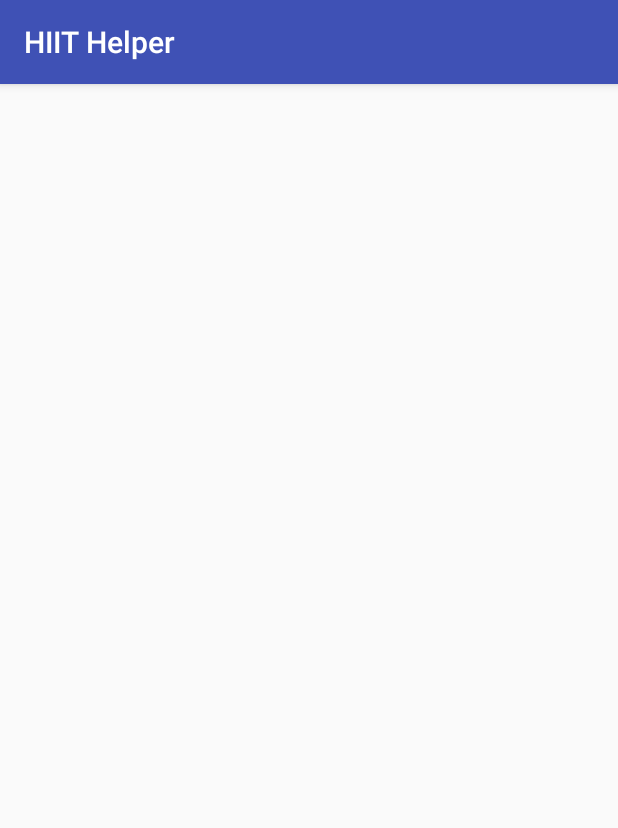
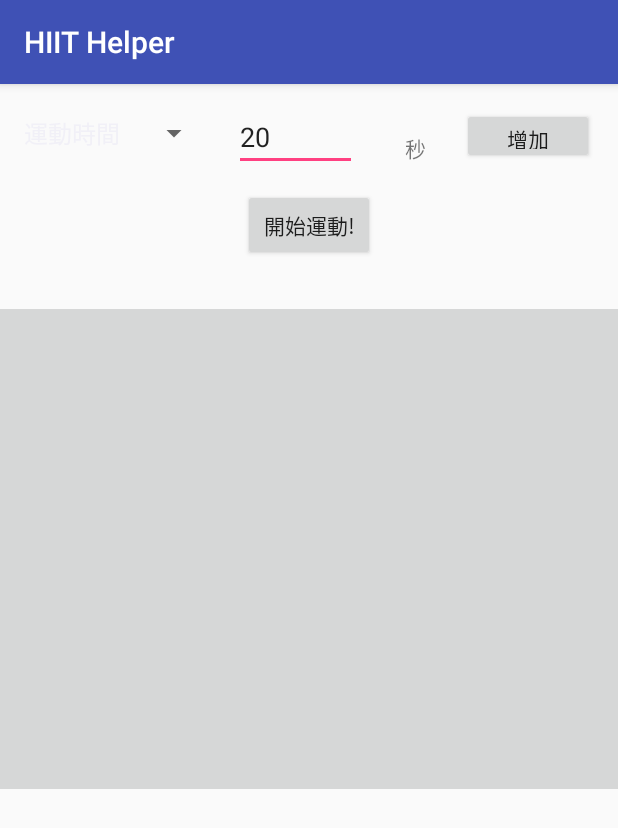
Before and after one commit to evolution9502/HIIT-Helper, an Android app: the DiffTimeSettingActivity screen opened directly, with no data from a screen before it, on a phone screen of 412 x 824 dp. Shown: the top 828 px of the screen. Run offline under Robolectric (Android 15) with nearby library versions, the phone set to English and light mode, and no system bars.

Commit message:
Update0.6

```diff
--- a/app/build.gradle
+++ b/app/build.gradle
@@ -7,7 +7,7 @@ android {
         minSdkVersion 19
         targetSdkVersion 26
         versionCode 1
-        versionName "0.5"
+        versionName "0.6"
         testInstrumentationRunner "android.support.test.runner.AndroidJUnitRunner"
     }
     applicationVariants.all { variant ->
--- a/app/src/main/java/com/example/evolu/hiithelper/DiffTimeSettingActivity.java
+++ b/app/src/main/java/com/example/evolu/hiithelper/DiffTimeSettingActivity.java
@@ -2,20 +2,81 @@ package com.example.evolu.hiithelper;
 
 import android.support.v7.app.AppCompatActivity;
 import android.os.Bundle;
+import android.util.Log;
 import android.view.View;
+import android.widget.AdapterView;
+import android.widget.ArrayAdapter;
 import android.widget.Button;
 import android.widget.EditText;
+import android.widget.ListView;
+import android.widget.Spinner;
 
+import java.util.ArrayList;
+import java.util.HashMap;
 import java.util.List;
 import java.util.Map;
 
 public class DiffTimeSettingActivity extends AppCompatActivity {
-    List<Map> moves;
+    private Spinner spinner;
+    private ListView addedMovesView;
+    private Button add_move, start_exercise;
+    private EditText timeInput;
+    protected ArrayList<String> list, originalSpeakerList;
+    private ArrayAdapter<String> spinnerAdapter, movesAdapter;
+    private ArrayList<String> moves;
 
     @Override
     protected void onCreate(Bundle savedInstanceState) {
         super.onCreate(savedInstanceState);
         setContentView(R.layout.activity_diff_time_setting);
+        addedMovesView = findViewById(R.id.move_list);
+        moves = new ArrayList<String>();
+        spinner = (Spinner) findViewById(R.id.sp_move_type);
+        initialDeviceAdapter();
+        timeInput = findViewById(R.id.et_move_time);
+        add_move = findViewById(R.id.btn_add_move);
+        add_move.setOnClickListener(new View.OnClickListener() {
+            @Override
+            public void onClick(View v) {
+                addMoves();
+            }
+        });
+    }
 
+
+    private void initialDeviceAdapter() {
+        //create arraylist
+        list = new ArrayList<String>();
+        list.add(getResources().getString(R.string.exercise_move));
+        list.add(getResources().getString(R.string.rest_move));
+        list.add(getResources().getString(R.string.prepare_move));
+        list.add(getResources().getString(R.string.calm_move));
+        //create adapter (Context，layout，List<>)
+        spinnerAdapter = new ArrayAdapter<String>(getApplicationContext(), android.R.layout.simple_spinner_item, list);
+        movesAdapter = new ArrayAdapter<String>(getApplicationContext(), android.R.layout.simple_list_item_1, moves);
+        //set Adapter to Spinner
+        spinner.setAdapter(spinnerAdapter);
+        addedMovesView.setAdapter(movesAdapter);
+//        spinner.setOnItemSelectedListener(new AdapterView.OnItemSelectedListener() {
+//            @Override
+//            public void onItemSelected(AdapterView<?> parent, View view, int position, long id) {
+//                try {
+//                    if (spinner.getSelectedItem().toString().contains("Direct")) {
+//
+//                    } else {
+//
+//                    }
+//                } catch (NullPointerException e) {
+//                }
+//            }
+//
+//            @Override
+//            public void onNothingSelected(AdapterView<?> parent) {}
+//        });
+    }
+
+    public void addMoves() {
+        moves.add(spinner.getSelectedItem().toString()+":"+timeInput.getText().toString()+"秒");
+        movesAdapter.notifyDataSetChanged();
     }
 }
--- a/app/src/main/java/com/example/evolu/hiithelper/MainActivity.java
+++ b/app/src/main/java/com/example/evolu/hiithelper/MainActivity.java
@@ -26,9 +26,9 @@ public class MainActivity extends AppCompatActivity {
         toDiffTimer.setOnClickListener(new View.OnClickListener() {
             @Override
             public void onClick(View view) {
-                //Intent i =new Intent(MainActivity.this, DiffTimeSettingActivity.class);
-                //startActivity(i);
-                Toast.makeText(MainActivity.this, "此項功能尚未做好，近期更新，請耐心等候...", Toast.LENGTH_SHORT).show();
+                Intent i =new Intent(MainActivity.this, DiffTimeSettingActivity.class);
+                startActivity(i);
+                //Toast.makeText(MainActivity.this, "此項功能尚未做好，近期更新，請耐心等候...", Toast.LENGTH_SHORT).show();
             }
         });
     }
--- a/app/src/main/res/layout/activity_diff_time_setting.xml
+++ b/app/src/main/res/layout/activity_diff_time_setting.xml
@@ -34,9 +34,9 @@
 
         <Spinner
             android:id="@+id/sp_move_type"
-            android:layout_width="126dp"
+            android:layout_width="132dp"
             android:layout_height="34dp"
-            android:layout_marginStart="16dp"
+            android:layout_marginStart="8dp"
             android:layout_marginTop="16dp"
             app:layout_constraintStart_toStartOf="parent"
             app:layout_constraintTop_toTopOf="parent" />
@@ -57,20 +57,27 @@
             android:id="@+id/textView16"
             android:layout_width="wrap_content"
             android:layout_height="wrap_content"
-            android:layout_marginStart="16dp"
-            android:layout_marginTop="28dp"
+            android:layout_marginEnd="24dp"
+            android:layout_marginTop="32dp"
             android:text="秒"
-            app:layout_constraintStart_toEndOf="@+id/et_move_time"
+            app:layout_constraintEnd_toStartOf="@+id/btn_add_move"
             app:layout_constraintTop_toTopOf="parent" />
+
+        <ListView
+            android:id="@+id/move_list"
+            android:layout_width="wrap_content"
+            android:layout_height="320dp"
+            android:layout_marginEnd="142dp"
+            android:layout_marginStart="142dp"
+            android:layout_marginTop="32dp"
+            android:background="?attr/colorButtonNormal"
+            app:layout_constraintEnd_toEndOf="parent"
+            app:layout_constraintStart_toStartOf="parent"
+            app:layout_constraintTop_toBottomOf="@+id/btn_diff_go">
+
+        </ListView>
+
     </android.support.constraint.ConstraintLayout>
 
-    <LinearLayout
-        android:id="@+id/linearLayout"
-        android:layout_width="match_parent"
-        android:layout_height="wrap_content"
-        android:orientation="vertical">
 
-
-
-    </LinearLayout>
 </ScrollView>
--- a/app/src/main/res/values/strings.xml
+++ b/app/src/main/res/values/strings.xml
@@ -1,3 +1,7 @@
 <resources>
     <string name="app_name">HIIT Helper</string>
+    <string name="prepare_move">準備時間</string>
+    <string name="rest_move">休息時間</string>
+    <string name="exercise_move">運動時間</string>
+    <string name="calm_move">緩和時間</string>
 </resources>
```
